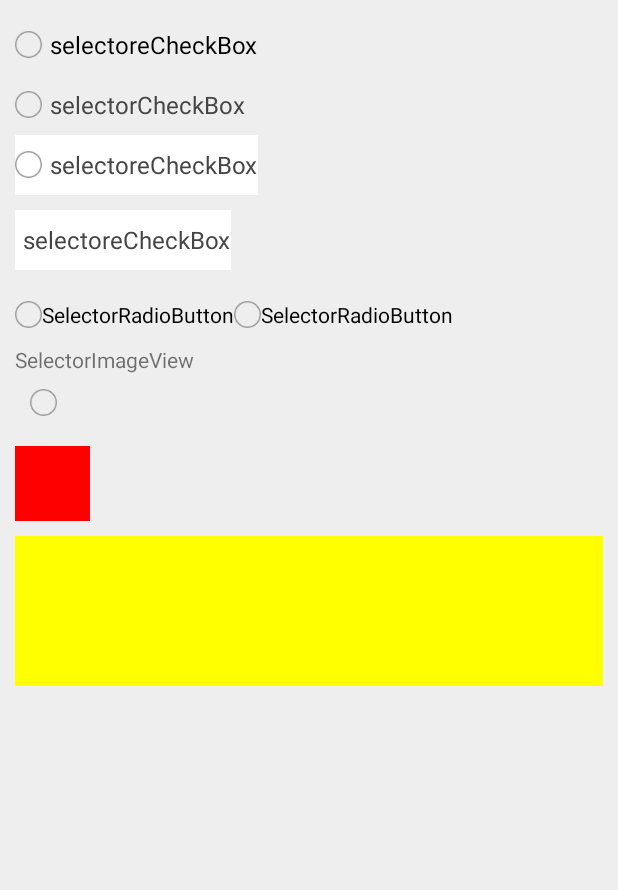
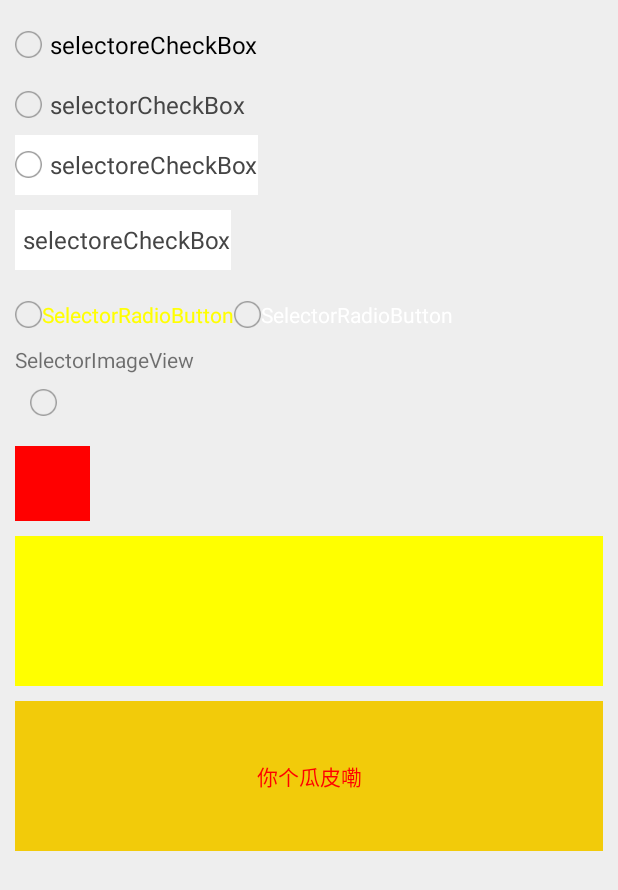
Before and after one commit to AnJiaoDe/AndroidView, an Android app: the SelectorActivity screen opened directly, with no data from a screen before it, on a phone screen of 412 x 824 dp. Shown: the top 890 px of the screen. Run offline under Robolectric (Android 15) with nearby library versions, the phone set to English and light mode, and no system bars.

Commit message:
添加textviewSelector

```diff
--- a/androidview/src/main/java/com/cy/androidview/selectorview/FrameLayoutSelector.java
+++ b/androidview/src/main/java/com/cy/androidview/selectorview/FrameLayoutSelector.java
@@ -43,7 +43,6 @@ public class FrameLayoutSelector extends FrameLayout {
         }
         if (backgroundCheckedID == -1) {
             bg_checked_color = arr.getColor(R.styleable.FrameLayoutSelector_cy_bgChecked, 0x00000000);//选中时的背景颜色
-
         }
         isChecked = arr.getBoolean(R.styleable.FrameLayoutSelector_cy_checked, false);//是否选中
 
--- a/androidview/src/main/java/com/cy/androidview/selectorview/RadioButtonSelector.java
+++ b/androidview/src/main/java/com/cy/androidview/selectorview/RadioButtonSelector.java
@@ -43,8 +43,9 @@ public class RadioButtonSelector extends AppCompatRadioButton {
         buttonRes = arr.getResourceId(R.styleable.RadioButtonSelector_cy_buttonUnChecked, -1);//未选中的按钮资源
         buttonCheckedRes = arr.getResourceId(R.styleable.RadioButtonSelector_cy_buttonChecked, -1);//选中的按钮资源
 
-        textColorID = arr.getColor(R.styleable.RadioButtonSelector_cy_textColorUnChecked, getCurrentTextColor());//未选中的文字颜色
-        textColorCheckedID = arr.getColor(R.styleable.RadioButtonSelector_cy_textColorChecked, getCurrentTextColor());//选中的文字颜色
+        textColorID = arr.getColor(R.styleable.RadioButtonSelector_cy_textColorUnChecked, -1);//未选中的文字颜色
+        textColorCheckedID = arr.getColor(R.styleable.RadioButtonSelector_cy_textColorChecked, -1);//选中的文字颜色
+
         arr.recycle();
 
         if (isChecked()) {
--- a/androidview/src/main/java/com/cy/androidview/selectorview/TextViewSelector.java
+++ b/androidview/src/main/java/com/cy/androidview/selectorview/TextViewSelector.java
@@ -8,9 +8,11 @@ import android.view.View;
 import android.widget.FrameLayout;
 import android.widget.TextView;
 
+import androidx.annotation.ColorInt;
 import androidx.appcompat.widget.AppCompatTextView;
 import androidx.core.widget.TextViewCompat;
 
+import com.cy.androidview.LogUtils;
 import com.cy.androidview.R;
 
 /**
@@ -23,9 +25,10 @@ import com.cy.androidview.R;
  * @Version:
  */
 public class TextViewSelector extends AppCompatTextView {
-    private int backgroundID, backgroundCheckedID, tvColorUnChecked, tvColorChecked;
+    private int backgroundID, backgroundCheckedID, bg_color, bg_checked_color;
+    private int tv_color, tv_color_checked;
 
-    private OnCheckedChangeListener onCheckedChangeListener;
+    private TextViewSelector.OnCheckedChangeListener onCheckedChangeListener;
     private boolean isChecked = false;
 
     private boolean isMyListener = true;
@@ -33,20 +36,25 @@ public class TextViewSelector extends AppCompatTextView {
 
     public TextViewSelector(Context context, AttributeSet attrs) {
         super(context, attrs);
+
         TypedArray arr = context.obtainStyledAttributes(attrs, R.styleable.TextViewSelector);
         backgroundID = arr.getResourceId(R.styleable.TextViewSelector_cy_bgUnChecked, -1);//未选中时的背景
         backgroundCheckedID = arr.getResourceId(R.styleable.TextViewSelector_cy_bgChecked, -1);//选中时的背景
-        tvColorUnChecked = arr.getColor(R.styleable.TextViewSelector_cy_tvColorUnChecked, -1);//
-        tvColorChecked = arr.getColor(R.styleable.TextViewSelector_cy_tvColorChecked, -1);//
 
-//        if (backgroundID == -1) {
-//            bg_color = arr.getColor(R.styleable.TextViewSelector_cy_bgUnChecked, 0x00000000);//未选中时的背景颜色
-//        }
-//        if (backgroundCheckedID == -1) {
-//            bg_checked_color = arr.getColor(R.styleable.TextViewSelector_cy_bgChecked, 0x00000000);//选中时的背景颜色
-//        }
+        if (backgroundID == -1) {
+            bg_color = arr.getColor(R.styleable.TextViewSelector_cy_bgUnChecked, 0x00000000);//未选中时的背景颜色
+        }
+        if (backgroundCheckedID == -1) {
+            bg_checked_color = arr.getColor(R.styleable.TextViewSelector_cy_bgChecked, 0x00000000);//选中时的背景颜色
+        }
+
+        tv_color_checked = arr.getColor(R.styleable.TextViewSelector_cy_textColorChecked, -1);
+        tv_color = arr.getColor(R.styleable.TextViewSelector_cy_textColorUnChecked, -1);
+        //即使有颜色，也是-1,奇了葩了
+//        LogUtils.log("tv_color_checked",tv_color_checked);
         isChecked = arr.getBoolean(R.styleable.TextViewSelector_cy_checked, false);//是否选中
 
+        arr.recycle();
 
         if (isChecked()) {
 
@@ -56,7 +64,6 @@ public class TextViewSelector extends AppCompatTextView {
             setResOnUnChecked();
 
         }
-        arr.recycle();
         setOnClickListener(new OnClickListener() {
             @Override
             public void onClick(View v) {
@@ -79,7 +86,7 @@ public class TextViewSelector extends AppCompatTextView {
     }
 
     //监听器使用这个方法
-    public void setOnCheckedChangeListener(OnCheckedChangeListener listener) {
+    public void setOnCheckedChangeListener(TextViewSelector.OnCheckedChangeListener listener) {
         this.onCheckedChangeListener = listener;
     }
 
@@ -104,17 +111,21 @@ public class TextViewSelector extends AppCompatTextView {
     //设置选中时的背景，Src等
 
     private void setResOnChecked() {
-        if (backgroundCheckedID != -1)
+        if (backgroundCheckedID != -1) {
             setBackgroundResource(backgroundCheckedID);
-        if (tvColorChecked != -1)
-            setTextColor(tvColorChecked);
+        } else {
+            setBackgroundColor(bg_checked_color);
+        }
+        setTextColor(tv_color_checked);
     }
 
     //设置未选中时的背景，Src等
     private void setResOnUnChecked() {
-        if (backgroundID != -1)
+        if (backgroundID != -1) {
             setBackgroundResource(backgroundID);
-        if (tvColorUnChecked != -1)
-            setTextColor(tvColorUnChecked);
+        } else {
+            setBackgroundColor(bg_color);
+        }
+       setTextColor(tv_color);
     }
 }
--- a/androidview/src/main/res/values/attrs.xml
+++ b/androidview/src/main/res/values/attrs.xml
@@ -562,8 +562,8 @@
     <declare-styleable name="TextViewSelector">
         <attr name="cy_bgUnChecked" />
         <attr name="cy_bgChecked" />
-        <attr name="cy_tvColorUnChecked" format="reference|color" />
-        <attr name="cy_tvColorChecked" format="reference|color" />
+        <attr name="cy_textColorUnChecked"  />
+        <attr name="cy_textColorChecked"  />
         <attr name="cy_checked" />
 
     </declare-styleable>
--- a/app/src/main/res/layout/activity_selector.xml
+++ b/app/src/main/res/layout/activity_selector.xml
@@ -71,6 +71,8 @@
             android:gravity="center_vertical"
             android:text="SelectorRadioButton"
             android:textSize="14sp"
+            app:cy_textColorChecked="#f00"
+            app:cy_textColorUnChecked="#ff0"
             app:cy_buttonChecked="@drawable/cb_zuji_selected"
             app:cy_buttonUnChecked="@drawable/cb_zuji_normal" />
 
@@ -110,4 +112,15 @@
         android:layout_marginTop="10dp"
         app:cy_bgChecked="#f00"
         app:cy_bgUnChecked="#ff0" />
+
+    <com.cy.androidview.selectorview.TextViewSelector
+        android:layout_width="match_parent"
+        android:layout_height="100dp"
+        android:layout_marginTop="10dp"
+        android:gravity="center"
+        android:text="你个瓜皮嘞"
+        app:cy_bgChecked="#4CEDA5"
+        app:cy_textColorChecked="#fff"
+        app:cy_textColorUnChecked="#f00"
+        app:cy_bgUnChecked="#F2CB0A" />
 </LinearLayout>
```
